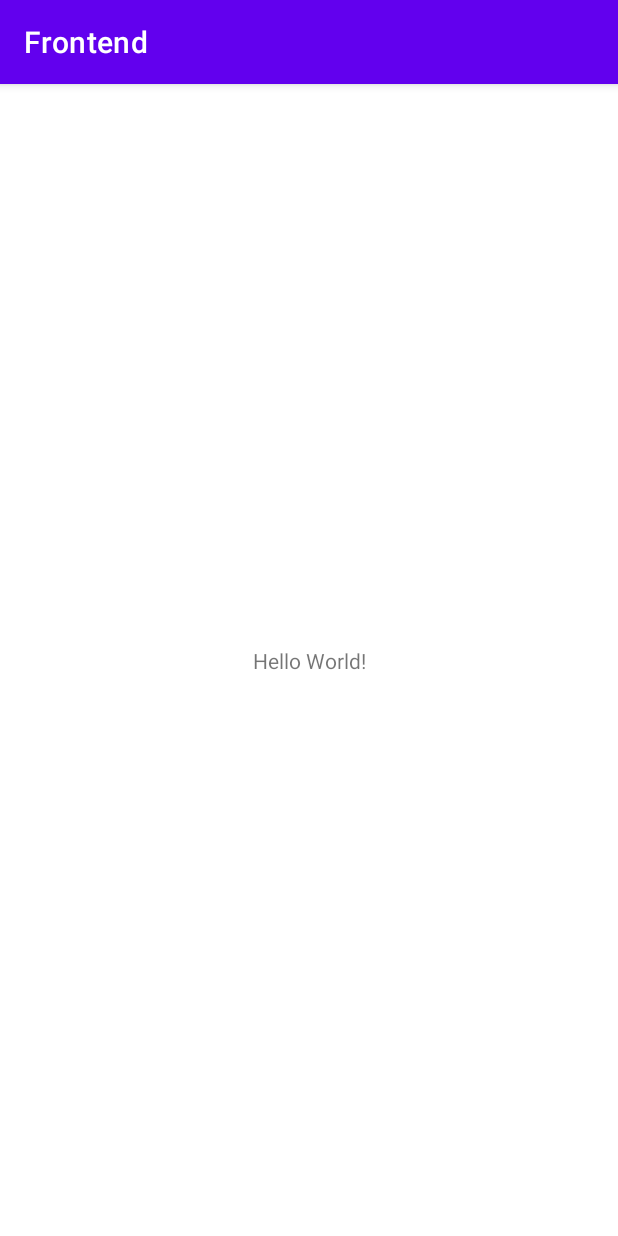
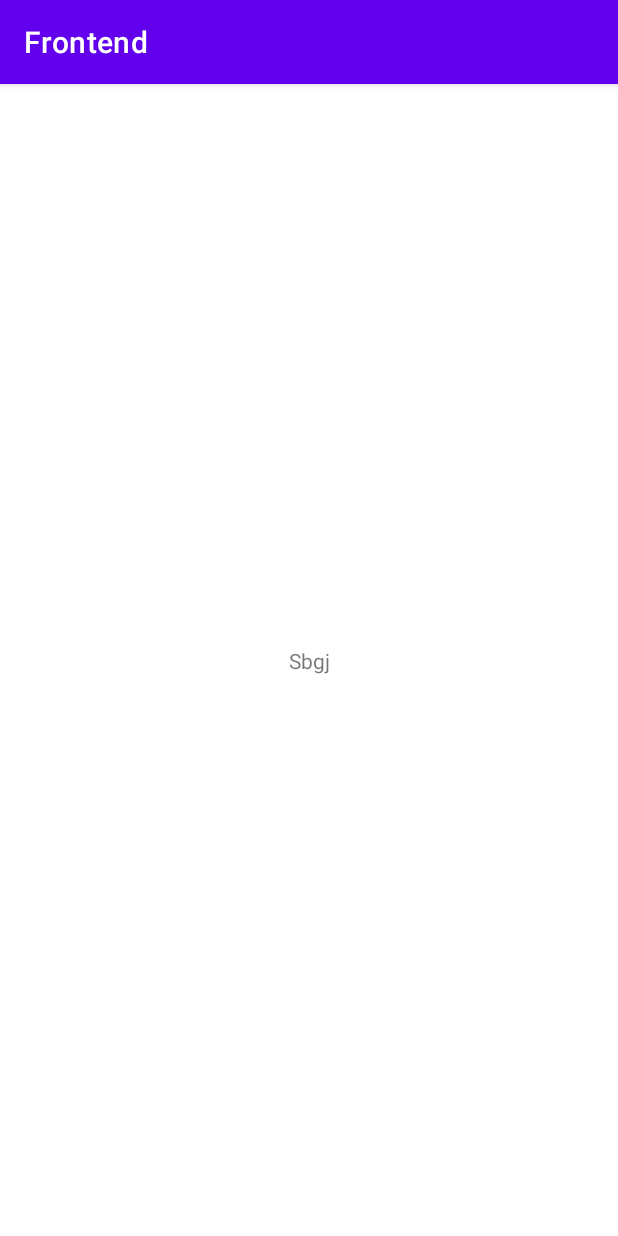
Before and after one commit to bagasari/Frontend, an Android app: the screen it shows after launch (MainActivity), on a phone screen of 412 x 824 dp. Run offline under Robolectric (Android 15) with nearby library versions, the phone set to English and light mode, and no system bars.

```diff
--- a/app/src/main/res/layout/activity_main.xml
+++ b/app/src/main/res/layout/activity_main.xml
@@ -9,7 +9,7 @@
     <TextView
         android:layout_width="wrap_content"
         android:layout_height="wrap_content"
-        android:text="Hello World!"
+        android:text="Sbgj"
         app:layout_constraintBottom_toBottomOf="parent"
         app:layout_constraintEnd_toEndOf="parent"
         app:layout_constraintStart_toStartOf="parent"
```
Also changed, not shown: app/src/main/java/com/example/frontend/HomeActivity.kt (added, +7 -0 lines).
